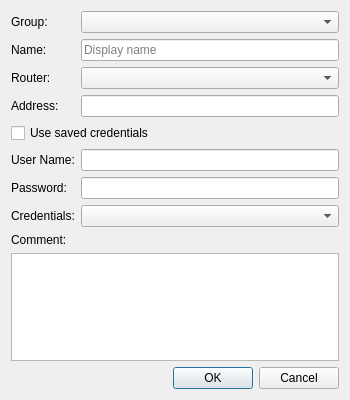
The window that source/client/desktop/management/local_host_dialog.ui (dchapyshev/aspia) describes before a commit, drawn with Qt 5.
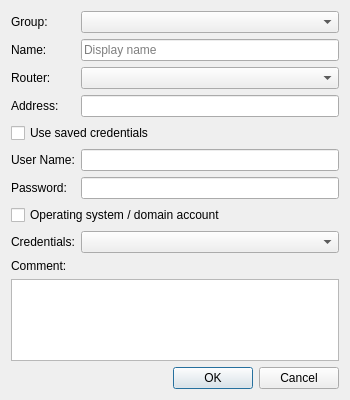
The same window after the commit. Custom widgets are drawn as their Qt base class.

Commit message:
host, client: sign in with an operating system / domain account
Adds the IDENTIFY_PASSWORD logon mode: host authenticates OS / domain
accounts (Windows LogonUser, Linux PAM), domain group rules, logon rate
limiting, host identity keys, client UI and storage, PAM policies for the
Linux packages, tests and security documentation.

Diff of the .ui file:
```diff
--- a/source/client/desktop/management/local_host_dialog.ui
+++ b/source/client/desktop/management/local_host_dialog.ui
@@ -98,14 +98,21 @@
      <item row="6" column="1">
       <widget class="PasswordEdit" name="edit_password"/>
      </item>
-     <item row="7" column="0">
+     <item row="7" column="0" colspan="2">
+      <widget class="QCheckBox" name="checkbox_os_account">
+       <property name="text">
+        <string>Operating system / domain account</string>
+       </property>
+      </widget>
+     </item>
+     <item row="8" column="0">
       <widget class="QLabel" name="label_credential">
        <property name="text">
         <string>Credentials:</string>
        </property>
       </widget>
      </item>
-     <item row="7" column="1">
+     <item row="8" column="1">
       <widget class="QComboBox" name="combo_credential">
        <property name="sizeAdjustPolicy">
         <enum>QComboBox::SizeAdjustPolicy::AdjustToContents</enum>
```
The commit also changes 89 other files.
